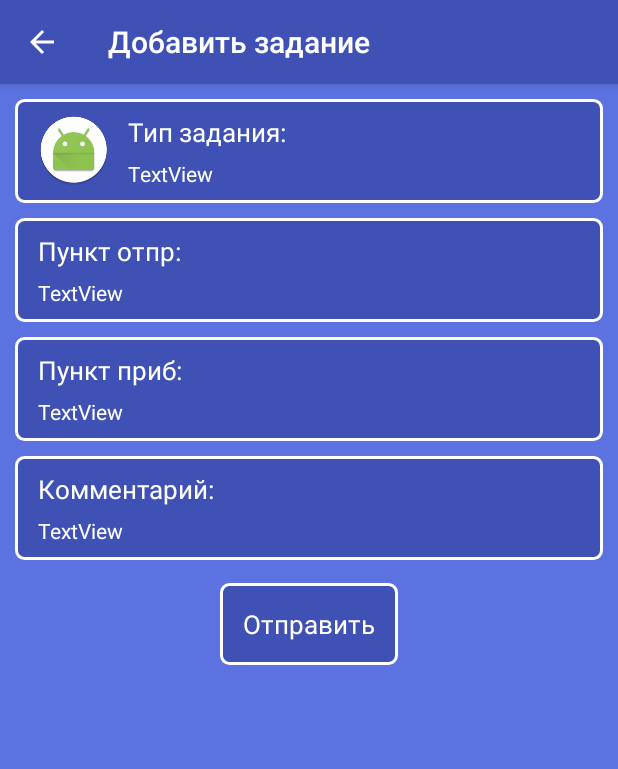
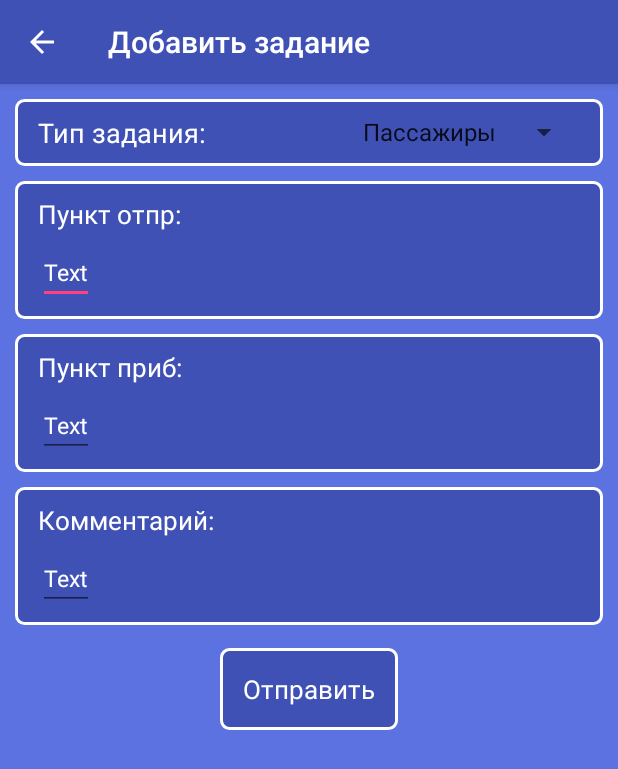
Before and after one commit to zabelyaev/car-park, an Android app: the add_task screen opened directly, with no data from a screen before it, on a phone screen of 412 x 824 dp. Shown: the top 769 px of the screen. Run offline under Robolectric (Android 15) with nearby library versions, the light colour scheme and no system bars.

Commit message:
Изменение TextViev на EditText, добавление спиннера. Для спинера в strings.xml добавлен массив переменных.

```diff
--- a/CarPark/app/src/main/java/carpark/carpark/add_task.java
+++ b/CarPark/app/src/main/java/carpark/carpark/add_task.java
@@ -2,6 +2,8 @@ package carpark.carpark;
 
 import android.support.v7.app.AppCompatActivity;
 import android.os.Bundle;
+import android.widget.ArrayAdapter;
+import android.widget.Spinner;
 
 public class add_task extends AppCompatActivity {
 
@@ -9,5 +11,12 @@ public class add_task extends AppCompatActivity {
     protected void onCreate(Bundle savedInstanceState) {
         super.onCreate(savedInstanceState);
         setContentView(R.layout.add_task);
+
+        final Spinner spinner = (Spinner)findViewById(R.id.spinner);
+
+        ArrayAdapter<?> adapter = ArrayAdapter.createFromResource(this, R.array.type_task, android.R.layout.simple_spinner_item);
+        adapter.setDropDownViewResource(android.R.layout.simple_spinner_dropdown_item);
+
+        spinner.setAdapter(adapter);
     }
 }
--- a/CarPark/app/src/main/res/layout/add_task.xml
+++ b/CarPark/app/src/main/res/layout/add_task.xml
@@ -27,33 +27,26 @@
                 android:background="@drawable/border">
 
 
-                <ImageView
+                <TextView
                     android:layout_width="wrap_content"
                     android:layout_height="wrap_content"
                     android:layout_marginBottom="10dp"
                     android:layout_marginLeft="15dp"
                     android:layout_marginTop="10dp"
-                    app:srcCompat="@mipmap/ic_launcher_round" />
+                    android:text="@string/tipzad"
+                    android:textColor="#FFFFFF"
+                    android:textSize="18dp"
+                    android:id="@+id/textView2" />
 
-                <TextView
+                <Spinner
+                    android:id="@+id/spinner"
                     android:layout_width="wrap_content"
                     android:layout_height="wrap_content"
-                    android:layout_marginBottom="10dp"
-                    android:layout_marginLeft="75dp"
-                    android:layout_marginTop="10dp"
-                    android:text="@string/tipzad"
-                    android:textColor="#FFFFFF"
-                    android:textSize="17dp" />
+                    android:layout_marginEnd="15dp"
+                    android:layout_centerVertical="true"
+                    android:layout_alignParentEnd="true" />
 
-                <TextView
-                    android:layout_width="wrap_content"
-                    android:layout_height="wrap_content"
-                    android:layout_marginBottom="10dp"
-                    android:layout_marginLeft="75dp"
-                    android:layout_marginTop="40dp"
-                    android:layout_marginRight="10dp"
-                    android:text="TextView"
-                    android:textColor="#FFFFFF" />
+
             </RelativeLayout>
 
             <RelativeLayout
@@ -75,15 +68,18 @@
                     android:textColor="#FFFFFF"
                     android:textSize="17dp" />
 
-                <TextView
+                <EditText
                     android:layout_width="wrap_content"
                     android:layout_height="wrap_content"
                     android:layout_marginBottom="10dp"
                     android:layout_marginLeft="15dp"
+                    android:layout_marginRight="10dp"
                     android:layout_marginTop="40dp"
-                    android:layout_marginRight="10dp"
-                    android:text="TextView"
-                    android:textColor="#FFFFFF" />
+                    android:hint="Text"
+                    android:inputType="textCapWords"
+                    android:textColor="#FFFFFF"
+                    android:textColorHint="#FFFFFF"
+                    android:textSize="15dp" />
             </RelativeLayout>
 
             <RelativeLayout
@@ -105,15 +101,18 @@
                     android:textColor="#FFFFFF"
                     android:textSize="17dp" />
 
-                <TextView
+                <EditText
                     android:layout_width="wrap_content"
                     android:layout_height="wrap_content"
                     android:layout_marginBottom="10dp"
                     android:layout_marginLeft="15dp"
+                    android:layout_marginRight="10dp"
                     android:layout_marginTop="40dp"
-                    android:layout_marginRight="10dp"
-                    android:text="TextView"
-                    android:textColor="#FFFFFF" />
+                    android:textColor="#FFFFFF"
+                    android:textSize="15dp"
+                    android:hint="Text"
+                    android:textColorHint="#FFFFFF"
+                    android:inputType="textCapWords" />
             </RelativeLayout>
 
             <RelativeLayout
@@ -135,15 +134,18 @@
                     android:textColor="#FFFFFF"
                     android:textSize="17dp" />
 
-                <TextView
+                <EditText
                     android:layout_width="wrap_content"
                     android:layout_height="wrap_content"
                     android:layout_marginBottom="10dp"
                     android:layout_marginLeft="15dp"
+                    android:layout_marginRight="10dp"
                     android:layout_marginTop="40dp"
-                    android:layout_marginRight="10dp"
-                    android:text="TextView"
-                    android:textColor="#FFFFFF" />
+                    android:textColor="#FFFFFF"
+                    android:textSize="15dp"
+                    android:hint="Text"
+                    android:textColorHint="#FFFFFF"
+                    android:inputType="textCapWords" />
             </RelativeLayout>
 
             <RelativeLayout
--- a/CarPark/app/src/main/res/values/strings.xml
+++ b/CarPark/app/src/main/res/values/strings.xml
@@ -7,4 +7,9 @@
     <string name="otpr">Отправить</string>
     <string name="new_task">Новое задания</string>
     <string name="add_task">Добавить задание</string>
+
+    <string-array name="type_task">
+        <item>Пассажиры</item>
+        <item>Груз</item>
+    </string-array>
 </resources>
```
